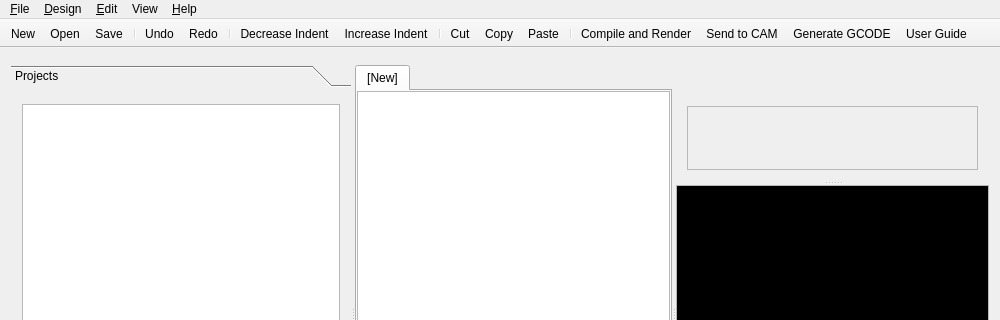
First picture: the form in src/ui/mainwindow.ui, repository GilesBathgate/RapCAD, before the edit; both pictures show x 0 to 1000 and y 0 to 320 of the 1000 by 600 pixel window.
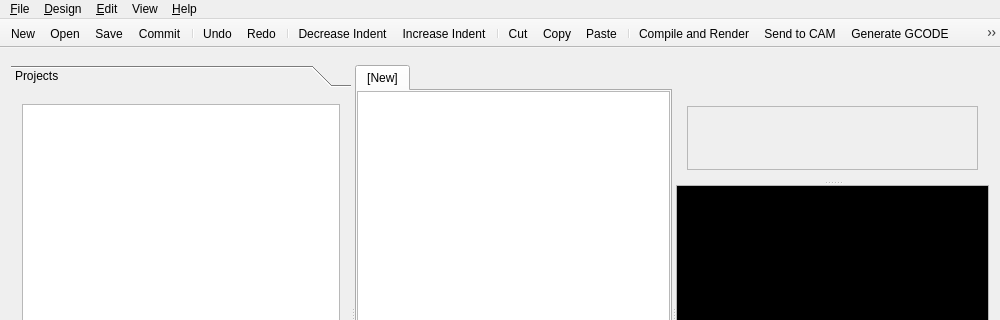
Second picture: the form after the edit. Icons and pictures are not drawn. Custom widgets are drawn as their Qt base class.

Commit message: Implemented basic git commit functionality

Diff of the .ui file:
```diff
--- a/src/ui/mainwindow.ui
+++ b/src/ui/mainwindow.ui
@@ -328,6 +328,7 @@
    <addaction name="actionNew"/>
    <addaction name="actionOpen"/>
    <addaction name="actionSave"/>
+   <addaction name="actionCommit"/>
    <addaction name="separator"/>
    <addaction name="actionUndo"/>
    <addaction name="actionRedo"/>
@@ -982,6 +983,14 @@
     <string>New Project</string>
    </property>
   </action>
+  <action name="actionCommit">
+   <property name="icon">
+    <iconset theme="go-next"/>
+   </property>
+   <property name="text">
+    <string>Commit</string>
+   </property>
+  </action>
  </widget>
  <layoutdefault spacing="6" margin="11"/>
  <customwidgets>
```
Left out of the diff: 9 changed lines with no effect on the pictures. The commit also changes 22 other files.
